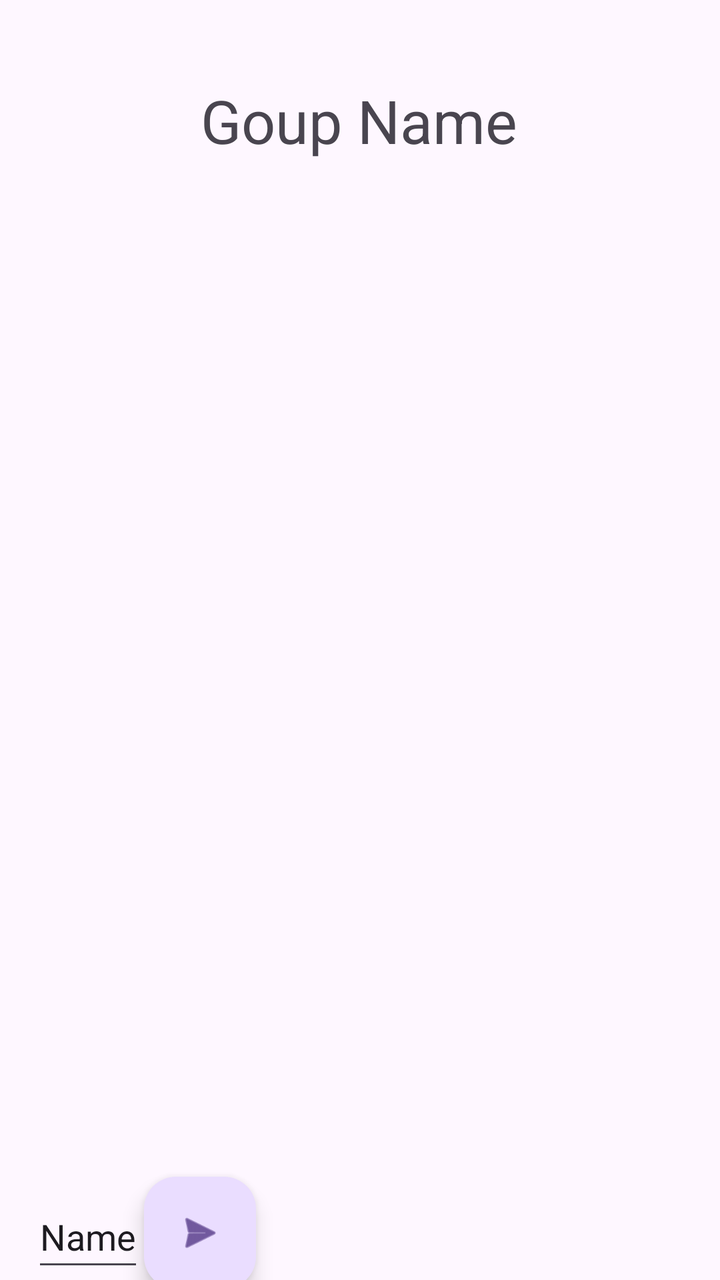
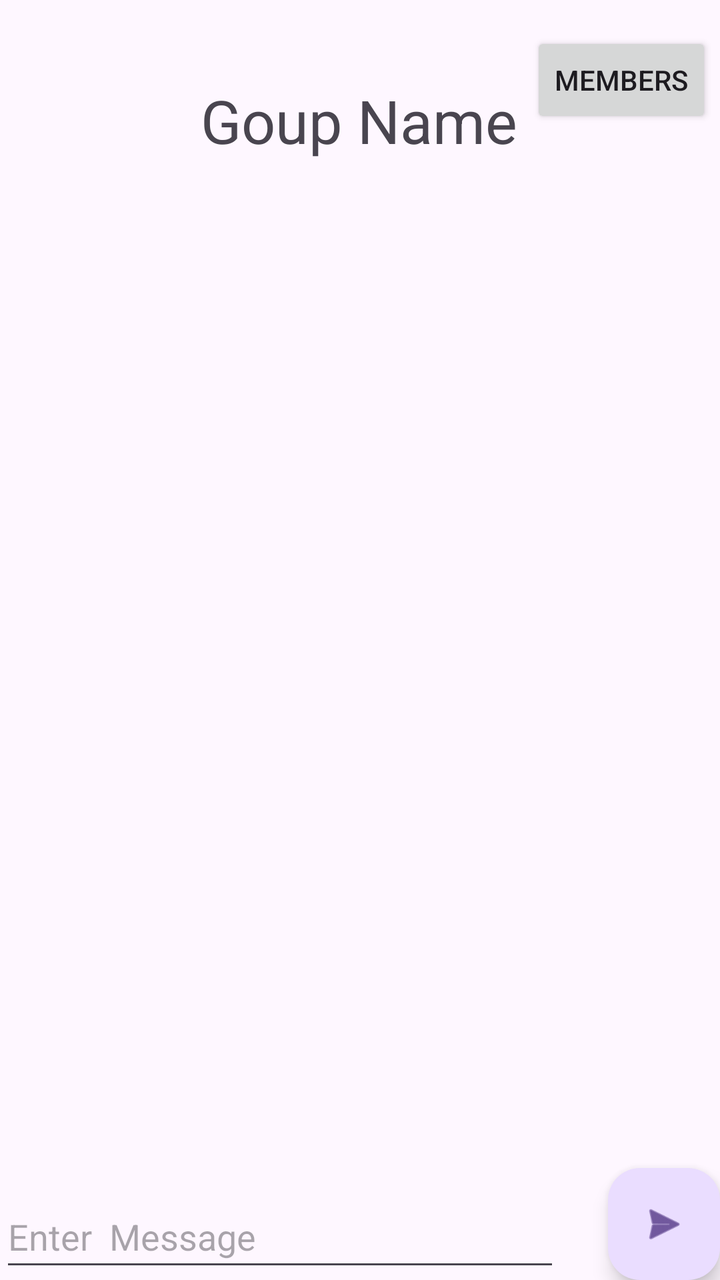

An Android layout rendered at two revisions. The XML below is the earlier revision; the diff shows what the commit changed to produce the second picture.
<!-- AndroidManifest.xml: application theme Theme.Demo -->
<!-- res/layout/group_chat.xml -->
<?xml version="1.0" encoding="utf-8"?>
<androidx.constraintlayout.widget.ConstraintLayout xmlns:android="http://schemas.android.com/apk/res/android"
    xmlns:app="http://schemas.android.com/apk/res-auto"
    xmlns:tools="http://schemas.android.com/tools"
    android:id="@+id/main"
    android:layout_width="match_parent"
    android:layout_height="match_parent"
    tools:context=".GroupChat">

    <TextView
        android:id="@+id/tv"
        android:layout_width="wrap_content"
        android:layout_height="45dp"
        android:layout_marginTop="40dp"
        android:text="Goup Name"
        android:textSize="30sp"
        app:layout_constraintEnd_toEndOf="parent"
        app:layout_constraintHorizontal_bias="0.498"
        app:layout_constraintStart_toStartOf="parent"
        app:layout_constraintTop_toTopOf="parent" />

    <ListView
        android:layout_width="match_parent"
        android:layout_height="match_parent"
        android:id="@+id/lv"
        app:layout_constraintTop_toBottomOf="@+id/tv"
        app:layout_constraintBottom_toBottomOf="parent"
        app:layout_constraintEnd_toEndOf="parent"
        app:layout_constraintStart_toStartOf="parent"
        android:layout_marginBottom="90dp"
        android:layout_marginTop="80dp"/>

    <EditText
        android:id="@+id/et"
        android:layout_width="0dp"
        android:layout_marginRight="80dp"
        android:layout_marginBottom="10dp"
        android:layout_height="48dp"
        android:layout_marginStart="16dp"
        android:inputType="text"
        android:text="Name"
        app:layout_constraintStart_toStartOf="parent"
        app:layout_constraintTop_toBottomOf="@+id/lv" />

    <com.google.android.material.floatingactionbutton.FloatingActionButton
        android:id="@+id/fb"
        android:layout_width="wrap_content"
        android:layout_height="wrap_content"
        android:clickable="true"
        android:contentDescription="Add"
        app:srcCompat="@android:drawable/ic_menu_send"
        app:layout_constraintStart_toEndOf="@+id/et"
        app:layout_constraintTop_toBottomOf="@+id/lv"
        app:layout_constraintBottom_toBottomOf="parent"
        tools:layout_editor_absoluteX="330dp"
        tools:layout_editor_absoluteY="664dp" />


</androidx.constraintlayout.widget.ConstraintLayout>
<!-- resources referenced by this layout -->
<resources>
  <style name="Theme.Demo" parent="Base.Theme.Demo" />
  <style name="Base.Theme.Demo" parent="Theme.Material3.DayNight.NoActionBar">
          
          
      </style>
</resources>

<!-- the commit's change to res/layout/group_chat.xml (unified diff, before → after) -->
@@ -33,12 +33,11 @@
     <EditText
         android:id="@+id/et"
         android:layout_width="0dp"
+        android:layout_height="48dp"
         android:layout_marginRight="80dp"
-        android:layout_marginBottom="10dp"
-        android:layout_height="48dp"
-        android:layout_marginStart="16dp"
+        android:hint="Enter  Message"
         android:inputType="text"
-        android:text="Name"
+        app:layout_constraintEnd_toEndOf="parent"
         app:layout_constraintStart_toStartOf="parent"
         app:layout_constraintTop_toBottomOf="@+id/lv" />
 
@@ -47,13 +46,22 @@
         android:layout_width="wrap_content"
         android:layout_height="wrap_content"
         android:clickable="true"
-        android:contentDescription="Add"
+        android:contentDescription="Send"
         app:srcCompat="@android:drawable/ic_menu_send"
-        app:layout_constraintStart_toEndOf="@+id/et"
-        app:layout_constraintTop_toBottomOf="@+id/lv"
+        app:layout_constraintEnd_toEndOf="parent"
         app:layout_constraintBottom_toBottomOf="parent"
         tools:layout_editor_absoluteX="330dp"
         tools:layout_editor_absoluteY="664dp" />
 
+    <Button
+        android:id="@+id/bt"
+        android:layout_width="wrap_content"
+        android:layout_height="wrap_content"
+        android:layout_marginTop="16dp"
+        android:layout_marginEnd="4dp"
+        android:text="Members"
+        app:layout_constraintEnd_toEndOf="parent"
+        app:layout_constraintTop_toTopOf="parent" />
+
 
 </androidx.constraintlayout.widget.ConstraintLayout>
